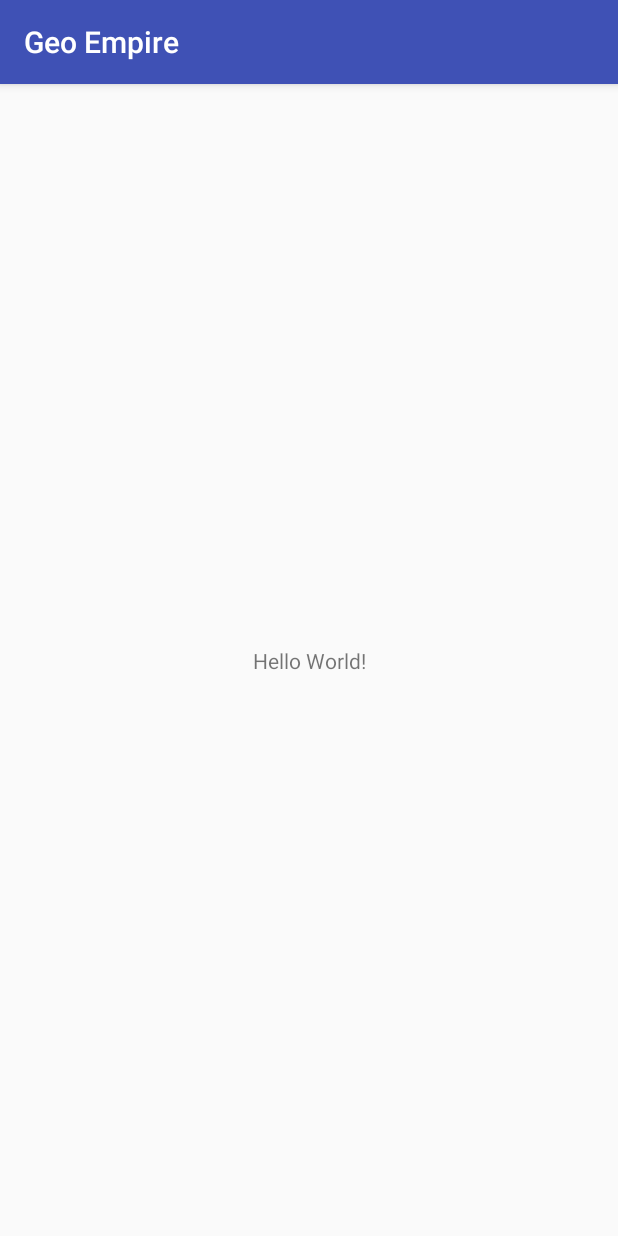
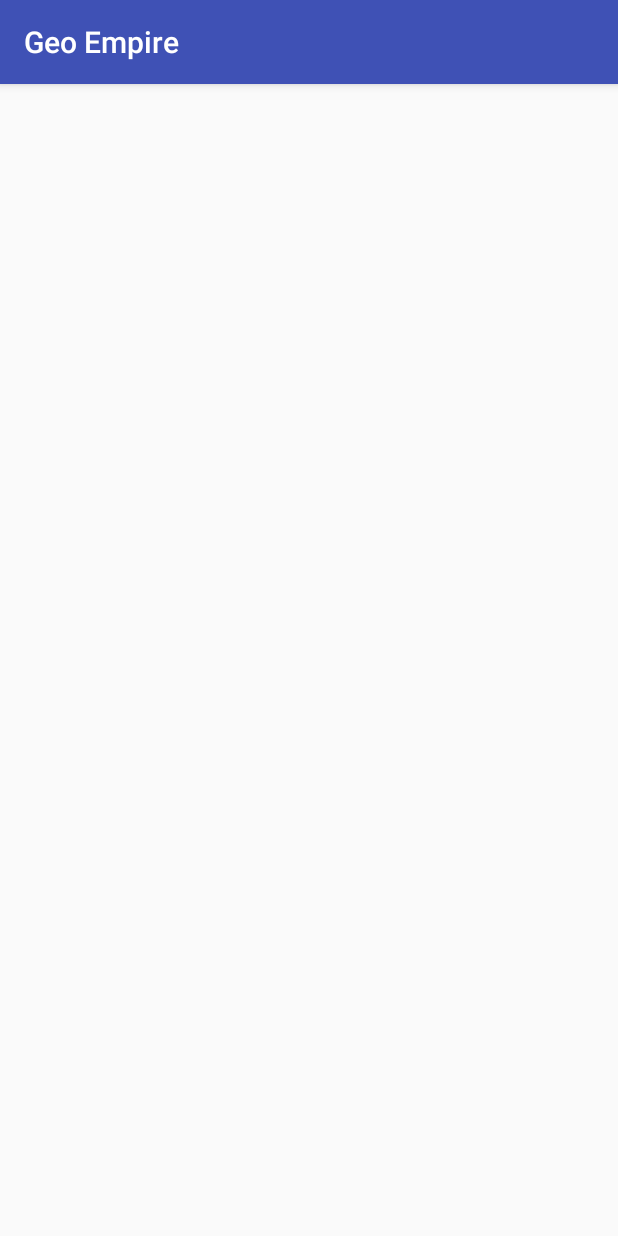
Before and after one commit to molssoft/GeoEmpire, an Android app: the screen it shows after launch (MainActivity), on a phone screen of 412 x 824 dp. Run offline under Robolectric (Android 15) with nearby library versions, the phone set to English and light mode, and no system bars.

Commit message:
experiment (removed text view "Hello world")

```diff
--- a/app/build.gradle
+++ b/app/build.gradle
@@ -3,7 +3,7 @@ apply plugin: 'com.android.application'
 android {
     compileSdkVersion 28
     defaultConfig {
-        applicationId "com.example.gatis.geoempire"
+        applicationId 'com.example.gatis.geoempire'
         minSdkVersion 15
         targetSdkVersion 28
         versionCode 1
@@ -16,10 +16,12 @@ android {
             proguardFiles getDefaultProguardFile('proguard-android.txt'), 'proguard-rules.pro'
         }
     }
+    productFlavors {
+    }
 }
 
 dependencies {
-    implementation fileTree(dir: 'libs', include: ['*.jar'])
+    implementation fileTree(include: ['*.jar'], dir: 'libs')
     implementation 'com.android.support:appcompat-v7:28.0.0-alpha3'
     implementation 'com.android.support.constraint:constraint-layout:1.1.2'
     testImplementation 'junit:junit:4.12'
--- a/app/src/main/java/com/example/gatis/geoempire/MainActivity.java
+++ b/app/src/main/java/com/example/gatis/geoempire/MainActivity.java
@@ -10,4 +10,6 @@ public class MainActivity extends AppCompatActivity {
         super.onCreate(savedInstanceState);
         setContentView(R.layout.activity_main);
     }
+
+
 }
--- a/app/src/main/res/layout/activity_main.xml
+++ b/app/src/main/res/layout/activity_main.xml
@@ -1,18 +1,7 @@
 <?xml version="1.0" encoding="utf-8"?>
 <android.support.constraint.ConstraintLayout xmlns:android="http://schemas.android.com/apk/res/android"
-    xmlns:app="http://schemas.android.com/apk/res-auto"
     xmlns:tools="http://schemas.android.com/tools"
     android:layout_width="match_parent"
     android:layout_height="match_parent"
     tools:context=".MainActivity">
-
-    <TextView
-        android:layout_width="wrap_content"
-        android:layout_height="wrap_content"
-        android:text="Hello World!"
-        app:layout_constraintBottom_toBottomOf="parent"
-        app:layout_constraintLeft_toLeftOf="parent"
-        app:layout_constraintRight_toRightOf="parent"
-        app:layout_constraintTop_toTopOf="parent" />
-
 </android.support.constraint.ConstraintLayout>
```
